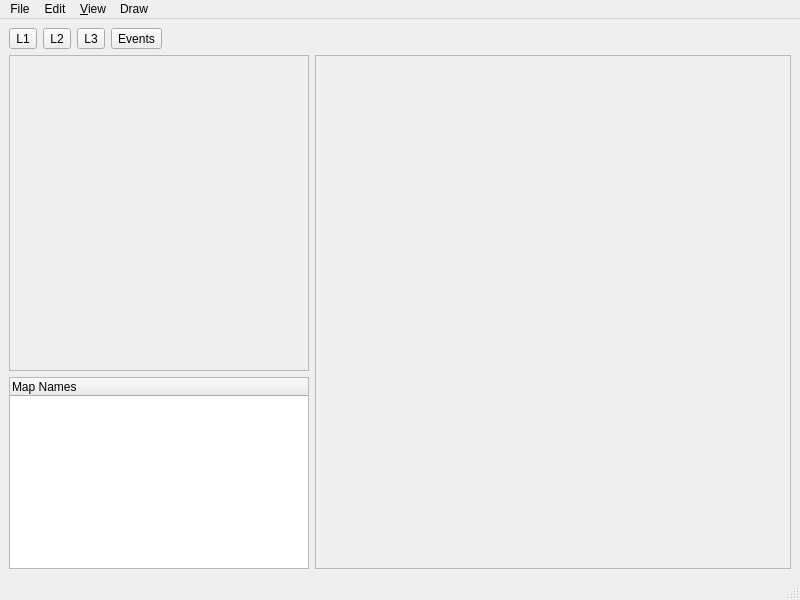
First picture: the form in mainwindow.ui, repository jowin202/YaRXP, before the edit.
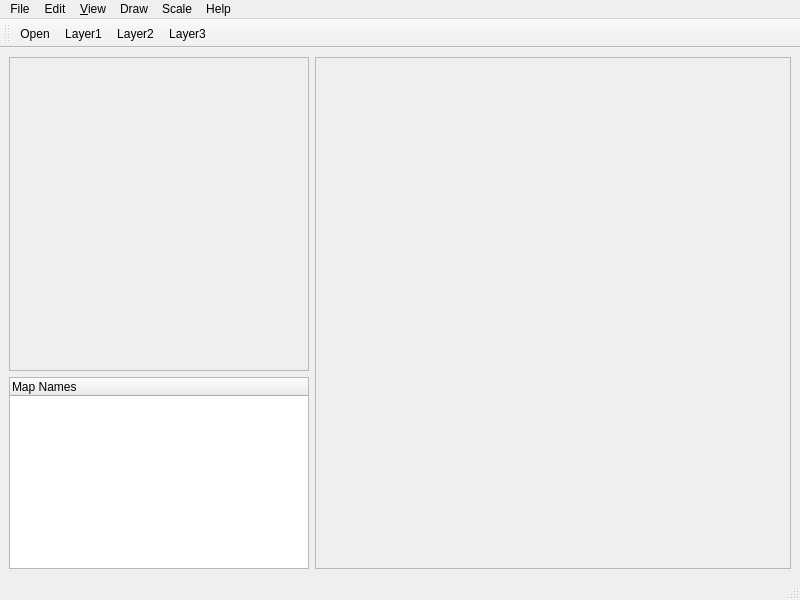
Second picture: the form after the edit. Custom widgets are drawn as their Qt base class.

Commit message: Toolbar and shit

```diff
--- a/mainwindow.ui
+++ b/mainwindow.ui
@@ -16,51 +16,6 @@
   <widget class="QWidget" name="centralwidget">
    <layout class="QGridLayout" name="gridLayout">
     <item row="0" column="0">
-     <layout class="QHBoxLayout" name="horizontalLayout_3">
-      <item>
-       <widget class="QToolButton" name="toolButton_L1">
-        <property name="text">
-         <string>L1</string>
-        </property>
-       </widget>
-      </item>
-      <item>
-       <widget class="QToolButton" name="toolButton_L2">
-        <property name="text">
-         <string>L2</string>
-        </property>
-       </widget>
-      </item>
-      <item>
-       <widget class="QToolButton" name="toolButton_L3">
-        <property name="text">
-         <string>L3</string>
-        </property>
-       </widget>
-      </item>
-      <item>
-       <widget class="QToolButton" name="toolButton">
-        <property name="text">
-         <string>Events</string>
-        </property>
-       </widget>
-      </item>
-      <item>
-       <spacer name="horizontalSpacer">
-        <property name="orientation">
-         <enum>Qt::Horizontal</enum>
-        </property>
-        <property name="sizeHint" stdset="0">
-         <size>
-          <width>40</width>
-          <height>20</height>
-         </size>
-        </property>
-       </spacer>
-      </item>
-     </layout>
-    </item>
-    <item row="1" column="0">
      <layout class="QHBoxLayout" name="horizontalLayout">
       <item>
        <layout class="QVBoxLayout" name="verticalLayout_2">
@@ -90,7 +45,7 @@
              <x>0</x>
              <y>0</y>
              <width>296</width>
-             <height>287</height>
+             <height>297</height>
             </rect>
            </property>
            <layout class="QGridLayout" name="gridLayout_2">
@@ -154,7 +109,7 @@
            <x>0</x>
            <y>0</y>
            <width>474</width>
-           <height>487</height>
+           <height>497</height>
           </rect>
          </property>
          <layout class="QGridLayout" name="gridLayout_3">
@@ -243,13 +198,47 @@
     <addaction name="actionPen"/>
     <addaction name="actionRectangle_Fill"/>
     <addaction name="actionFlood_Fill"/>
+    <addaction name="actionSelect"/>
+   </widget>
+   <widget class="QMenu" name="menuScale">
+    <property name="title">
+     <string>Scale</string>
+    </property>
+    <addaction name="action1x_Normal"/>
+    <addaction name="separator"/>
+    <addaction name="action200"/>
+    <addaction name="action1_2"/>
+    <addaction name="action1_4"/>
+   </widget>
+   <widget class="QMenu" name="menuHelp">
+    <property name="title">
+     <string>Help</string>
+    </property>
+    <addaction name="actionAbout"/>
    </widget>
    <addaction name="menuFile"/>
    <addaction name="menuEdit"/>
    <addaction name="menuView"/>
    <addaction name="menuDraw"/>
+   <addaction name="menuScale"/>
+   <addaction name="menuHelp"/>
   </widget>
   <widget class="QStatusBar" name="statusbar"/>
+  <widget class="QToolBar" name="toolBar">
+   <property name="windowTitle">
+    <string>toolBar</string>
+   </property>
+   <attribute name="toolBarArea">
+    <enum>TopToolBarArea</enum>
+   </attribute>
+   <attribute name="toolBarBreak">
+    <bool>false</bool>
+   </attribute>
+   <addaction name="actionOpen"/>
+   <addaction name="actionLayer1"/>
+   <addaction name="actionLayer2"/>
+   <addaction name="actionLayer3"/>
+  </widget>
   <action name="actionNew">
    <property name="text">
     <string>New</string>
```
Left out of the diff: 95 changed lines with no effect on the pictures. The commit also changes 2 other files.
